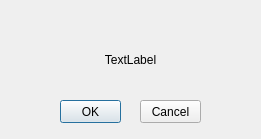
Before: the Qt Designer form Thesaurus/Windows/mesokcancel.ui in Euclidis/Thesaurus, drawn with Qt 5.
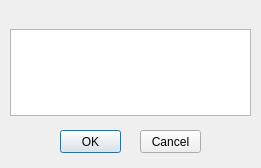
After: the same form once the commit is applied.

Patch:
```diff
--- a/Thesaurus/Windows/mesokcancel.ui
+++ b/Thesaurus/Windows/mesokcancel.ui
@@ -7,7 +7,7 @@
     <x>0</x>
     <y>0</y>
     <width>261</width>
-    <height>139</height>
+    <height>168</height>
    </rect>
   </property>
   <property name="windowTitle">
@@ -17,7 +17,7 @@
    <property name="geometry">
     <rect>
      <x>60</x>
-     <y>100</y>
+     <y>130</y>
      <width>61</width>
      <height>23</height>
     </rect>
@@ -30,7 +30,7 @@
    <property name="geometry">
     <rect>
      <x>140</x>
-     <y>100</y>
+     <y>130</y>
      <width>61</width>
      <height>23</height>
     </rect>
@@ -45,17 +45,23 @@
      <x>10</x>
      <y>29</y>
      <width>241</width>
-     <height>61</height>
+     <height>87</height>
     </rect>
    </property>
    <layout class="QVBoxLayout" name="verticalLayout">
     <item>
-     <widget class="QLabel" name="label">
-      <property name="text">
-       <string>TextLabel</string>
+     <widget class="QTextEdit" name="textEdit">
+      <property name="font">
+       <font>
+        <family>Calibri</family>
+        <pointsize>12</pointsize>
+       </font>
       </property>
-      <property name="alignment">
-       <set>Qt::AlignCenter</set>
+      <property name="autoFillBackground">
+       <bool>true</bool>
+      </property>
+      <property name="locale">
+       <locale language="Rundi" country="Burundi"/>
       </property>
      </widget>
     </item>
```
